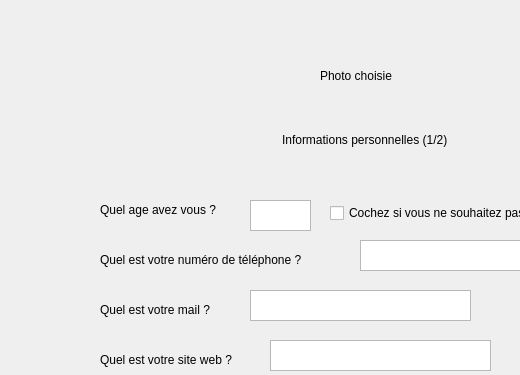
Old version of the form JobDocsCreator/cveditor.ui in the repository elmirge7/JobDocsCreator; both pictures show x 0 to 520 and y 0 to 375 of the 813 by 553 pixel window.
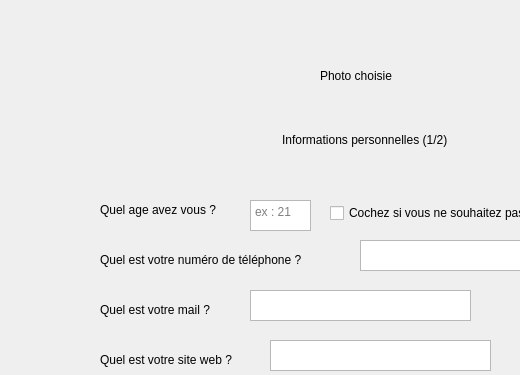
New version of the form. The open tabs and pages were chosen to show the change.

Commit message: checkbox function for personal infos added

```diff
--- a/JobDocsCreator/cveditor.ui
+++ b/JobDocsCreator/cveditor.ui
@@ -1271,6 +1271,9 @@
        <height>31</height>
       </rect>
      </property>
+     <property name="placeholderText">
+      <string>ex : 21</string>
+     </property>
     </widget>
     <widget class="QTextEdit" name="textEditPhoneNumber">
      <property name="geometry">
```
Left out of the diff: 8 changed lines with no effect on the pictures. The commit also changes 1 other file.
